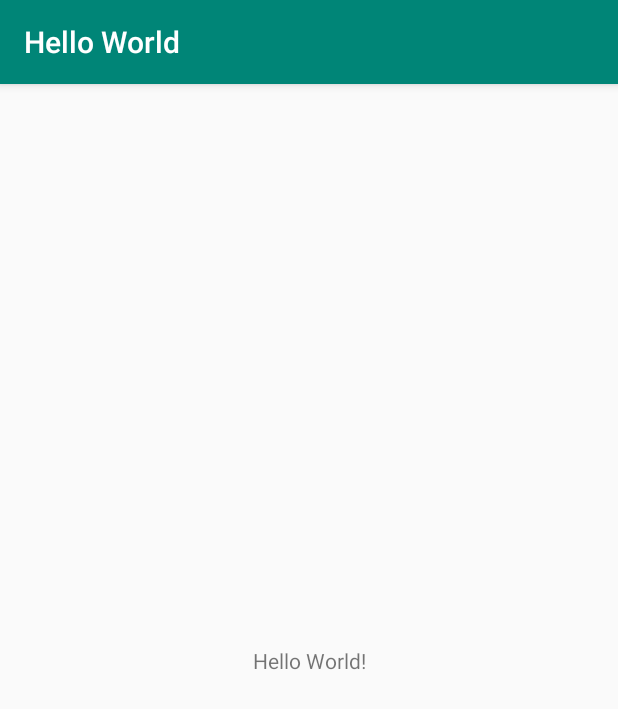
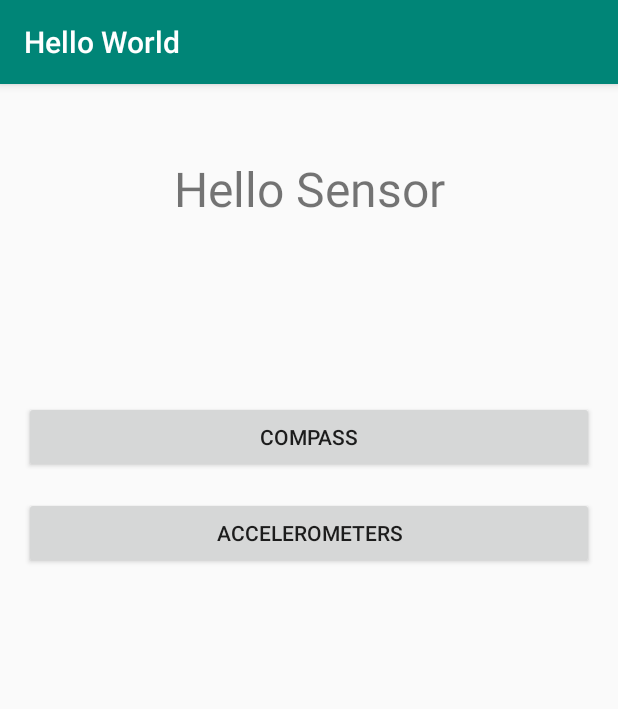
Before and after one commit to jesperbrodin/HelloWorldMAMN01, an Android app: the screen it shows after launch (MainActivity), on a phone screen of 412 x 824 dp. Shown: the top 709 px of the screen. Run offline under Robolectric (Android 15) with nearby library versions, the phone set to English and light mode, and no system bars.

Commit message:
First try at compass

```diff
--- a/app/src/main/AndroidManifest.xml
+++ b/app/src/main/AndroidManifest.xml
@@ -9,6 +9,7 @@
         android:roundIcon="@mipmap/ic_launcher_round"
         android:supportsRtl="true"
         android:theme="@style/AppTheme">
+        <activity android:name=".Compass"></activity>
         <activity android:name=".MainActivity">
             <intent-filter>
                 <action android:name="android.intent.action.MAIN" />
--- a/app/src/main/java/com/example/helloworld/MainActivity.java
+++ b/app/src/main/java/com/example/helloworld/MainActivity.java
@@ -1,13 +1,30 @@
 package com.example.helloworld;
 
+import android.content.Intent;
 import android.support.v7.app.AppCompatActivity;
 import android.os.Bundle;
+import android.view.View;
+import android.widget.Button;
 
 public class MainActivity extends AppCompatActivity {
+    private Button button1;
 
     @Override
     protected void onCreate(Bundle savedInstanceState) {
         super.onCreate(savedInstanceState);
         setContentView(R.layout.activity_main);
+
+        button1 = (Button) findViewById(R.id.button);
+        ((View) button1).setOnClickListener(new View.OnClickListener() {
+            @Override
+            public void onClick(View v) {
+                openCompass();
+            }
+        });
+    }
+
+    public void openCompass() {
+        Intent intent = new Intent(this, Compass.class);
+        startActivity(intent);
     }
 }
--- a/app/src/main/res/layout/activity_main.xml
+++ b/app/src/main/res/layout/activity_main.xml
@@ -6,13 +6,49 @@
     android:layout_height="match_parent"
     tools:context=".MainActivity">
 
+    <Button
+        android:id="@+id/button"
+        android:layout_width="0dp"
+        android:layout_height="wrap_content"
+        android:layout_marginStart="16dp"
+        android:layout_marginLeft="16dp"
+        android:layout_marginTop="120dp"
+        android:layout_marginEnd="16dp"
+        android:layout_marginRight="16dp"
+        android:text="@string/Compass"
+        app:layout_constraintEnd_toEndOf="parent"
+        app:layout_constraintStart_toStartOf="parent"
+        app:layout_constraintTop_toBottomOf="@+id/textView" />
+
+    <Button
+        android:id="@+id/button2"
+        android:layout_width="0dp"
+        android:layout_height="wrap_content"
+        android:layout_marginStart="16dp"
+        android:layout_marginLeft="16dp"
+        android:layout_marginTop="16dp"
+        android:layout_marginEnd="16dp"
+        android:layout_marginRight="16dp"
+        android:text="@string/Accelerometers"
+        app:layout_constraintEnd_toEndOf="parent"
+        app:layout_constraintStart_toStartOf="parent"
+        app:layout_constraintTop_toBottomOf="@+id/button" />
+
     <TextView
+        android:id="@+id/textView"
         android:layout_width="wrap_content"
         android:layout_height="wrap_content"
-        android:text="Hello World!"
-        app:layout_constraintBottom_toBottomOf="parent"
-        app:layout_constraintLeft_toLeftOf="parent"
-        app:layout_constraintRight_toRightOf="parent"
-        app:layout_constraintTop_toTopOf="parent" />
+        android:layout_marginStart="16dp"
+        android:layout_marginLeft="16dp"
+        android:layout_marginTop="48dp"
+        android:layout_marginEnd="16dp"
+        android:layout_marginRight="16dp"
+        android:text="@string/hello_sensor"
+        android:textSize="32dp"
+        app:layout_constraintEnd_toEndOf="parent"
+        app:layout_constraintStart_toStartOf="parent"
+        app:layout_constraintTop_toTopOf="parent"
+        tools:ignore="HardcodedText" />
+
 
 </android.support.constraint.ConstraintLayout>
--- a/app/src/main/res/values/strings.xml
+++ b/app/src/main/res/values/strings.xml
@@ -1,3 +1,6 @@
 <resources>
     <string name="app_name">Hello World</string>
+    <string name="Compass">Compass</string>
+    <string name="Accelerometers">Accelerometers</string>
+    <string name="hello_sensor">Hello Sensor</string>
 </resources>
```
Also changed, not shown: app/src/main/java/com/example/helloworld/Compass.java (added, +145 -0 lines), app/src/main/res/layout/activity_compass.xml (added, +56 -0 lines).
